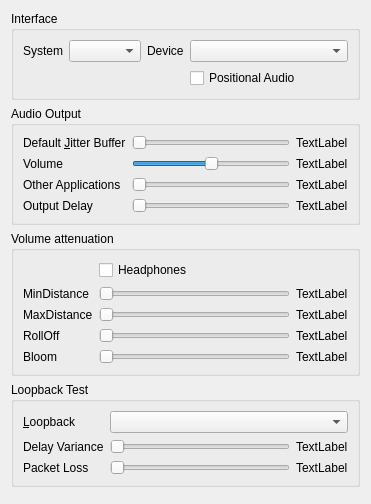
mumble-voip/mumble, file src/mumble/AudioOutput.ui: the form before one commit.
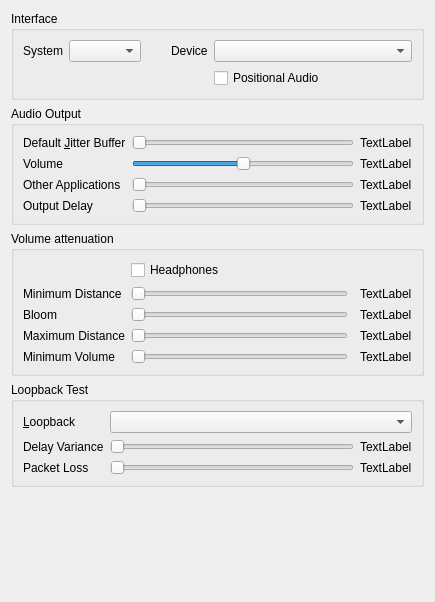
The form after the commit.

Commit message: Switch to "MaxDistVolume" for distancce attenuation.

The edit to the form file:
```diff
--- a/src/mumble/AudioOutput.ui
+++ b/src/mumble/AudioOutput.ui
@@ -5,8 +5,8 @@
    <rect>
     <x>0</x>
     <y>0</y>
-    <width>321</width>
-    <height>504</height>
+    <width>435</width>
+    <height>602</height>
    </rect>
   </property>
   <property name="windowTitle" >
@@ -279,18 +279,31 @@
      <property name="title" >
       <string>Volume attenuation</string>
      </property>
-     <layout class="QGridLayout" >
-      <item row="1" column="0" >
+     <layout class="QGridLayout" name="gridLayout_2" >
+      <item row="0" column="3" colspan="3" >
+       <widget class="QCheckBox" name="qcbHeadphones" >
+        <property name="toolTip" >
+         <string>Connected "speakers" are actually headphones.</string>
+        </property>
+        <property name="whatsThis" >
+         <string>Checking this indicates that you don't have speakers connected, just headphones. This is important, as speakers are usually in front of you, while headphones are directly to your left/right.</string>
+        </property>
+        <property name="text" >
+         <string>Headphones</string>
+        </property>
+       </widget>
+      </item>
+      <item row="1" column="1" >
        <widget class="QLabel" name="label_10" >
         <property name="text" >
-         <string>MinDistance</string>
+         <string>Minimum Distance</string>
         </property>
         <property name="buddy" >
          <cstring>qsMinDistance</cstring>
         </property>
        </widget>
       </item>
-      <item row="1" column="1" >
+      <item row="1" column="3" >
        <widget class="QSlider" name="qsMinDistance" >
         <property name="toolTip" >
          <string>Minimum distance to player before sound decreases</string>
@@ -309,7 +322,7 @@
         </property>
        </widget>
       </item>
-      <item row="1" column="2" >
+      <item row="1" column="5" >
        <widget class="QLabel" name="qlMinDistance" >
         <property name="minimumSize" >
          <size>
@@ -322,17 +335,17 @@
         </property>
        </widget>
       </item>
-      <item row="2" column="0" >
+      <item row="3" column="1" >
        <widget class="QLabel" name="label_8" >
         <property name="text" >
-         <string>MaxDistance</string>
+         <string>Maximum Distance</string>
         </property>
         <property name="buddy" >
          <cstring>qsMaxDistance</cstring>
         </property>
        </widget>
       </item>
-      <item row="2" column="1" >
+      <item row="3" column="3" >
        <widget class="QSlider" name="qsMaxDistance" >
         <property name="toolTip" >
          <string>Maximum distance, beyond which sound won't decrease</string>
@@ -351,7 +364,7 @@
         </property>
        </widget>
       </item>
-      <item row="2" column="2" >
+      <item row="3" column="5" >
        <widget class="QLabel" name="qlMaxDistance" >
         <property name="minimumSize" >
          <size>
@@ -364,18 +377,18 @@
         </property>
        </widget>
       </item>
-      <item row="3" column="0" >
+      <item row="4" column="1" >
        <widget class="QLabel" name="label_9" >
         <property name="text" >
-         <string>RollOff</string>
+         <string>Minimum Volume</string>
         </property>
         <property name="buddy" >
          <cstring>qsRollOff</cstring>
         </property>
        </widget>
       </item>
-      <item row="3" column="1" >
-       <widget class="QSlider" name="qsRollOff" >
+      <item row="4" column="3" >
+       <widget class="QSlider" name="qsMaxDistVolume" >
         <property name="toolTip" >
          <string>Factor for sound volume decrease</string>
         </property>
@@ -383,15 +396,15 @@
          <string>How fast should sound volume drop when passing beyond the minimum distance. The normal (1.0) is that sound volume halves each time the distance doubles. Increasing this value means sound volume drops faster, while decreasing it means it drops slower.</string>
         </property>
         <property name="maximum" >
-         <number>200</number>
+         <number>100</number>
         </property>
         <property name="orientation" >
          <enum>Qt::Horizontal</enum>
         </property>
        </widget>
       </item>
-      <item row="3" column="2" >
-       <widget class="QLabel" name="qlRollOff" >
+      <item row="4" column="5" >
+       <widget class="QLabel" name="qlMaxDistVolume" >
         <property name="minimumSize" >
          <size>
           <width>40</width>
@@ -403,7 +416,7 @@
         </property>
        </widget>
       </item>
-      <item row="4" column="0" >
+      <item row="2" column="1" >
        <widget class="QLabel" name="label_11" >
         <property name="text" >
          <string>Bloom</string>
@@ -413,7 +426,20 @@
         </property>
        </widget>
       </item>
-      <item row="4" column="1" >
+      <item row="2" column="5" >
+       <widget class="QLabel" name="qlBloom" >
+        <property name="minimumSize" >
+         <size>
+          <width>40</width>
+          <height>0</height>
+         </size>
+        </property>
+        <property name="text" >
+         <string>TextLabel</string>
+        </property>
+       </widget>
+      </item>
+      <item row="2" column="3" >
        <widget class="QSlider" name="qsBloom" >
         <property name="toolTip" >
          <string>Factor for sound volume increase</string>
@@ -421,40 +447,17 @@
         <property name="whatsThis" >
          <string>How much should sound volume increase for sources that are really close?</string>
         </property>
+        <property name="minimum" >
+         <number>0</number>
+        </property>
         <property name="maximum" >
-         <number>100</number>
+         <number>75</number>
         </property>
         <property name="orientation" >
          <enum>Qt::Horizontal</enum>
         </property>
        </widget>
       </item>
-      <item row="4" column="2" >
-       <widget class="QLabel" name="qlBloom" >
-        <property name="minimumSize" >
-         <size>
-          <width>40</width>
-          <height>0</height>
-         </size>
-        </property>
-        <property name="text" >
-         <string>TextLabel</string>
-        </property>
-       </widget>
-      </item>
-      <item row="0" column="1" colspan="2" >
-       <widget class="QCheckBox" name="qcbHeadphones" >
-        <property name="toolTip" >
-         <string>Connected "speakers" are actually headphones.</string>
-        </property>
-        <property name="whatsThis" >
-         <string>Checking this indicates that you don't have speakers connected, just headphones. This is important, as speakers are usually in front of you, while headphones are directly to your left/right.</string>
-        </property>
-        <property name="text" >
-         <string>Headphones</string>
-        </property>
-       </widget>
-      </item>
      </layout>
     </widget>
    </item>
```
Left out of the diff: 6 changed lines with no effect on the pictures. The commit also changes 5 other files.
